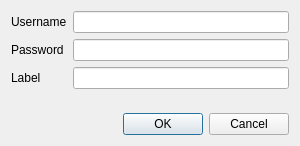
Above: slider_gui/src/queue_dialog.ui from PR2/pr2_hack_the_future before the change. Below: the same form after it.
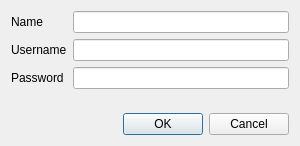
That is the form after the change.

Commit message: updated queue dialog

Diff of the .ui file:
```diff
--- a/slider_gui/src/queue_dialog.ui
+++ b/slider_gui/src/queue_dialog.ui
@@ -28,28 +28,28 @@
      <property name="fieldGrowthPolicy">
       <enum>QFormLayout::AllNonFixedFieldsGrow</enum>
      </property>
-     <item row="0" column="0">
+     <item row="1" column="0">
       <widget class="QLabel" name="label">
        <property name="text">
         <string>Username</string>
        </property>
       </widget>
      </item>
-     <item row="0" column="1">
+     <item row="1" column="1">
       <widget class="QLineEdit" name="username_lineEdit">
        <property name="locale">
         <locale language="English" country="UnitedStates"/>
        </property>
       </widget>
      </item>
-     <item row="1" column="0">
+     <item row="2" column="0">
       <widget class="QLabel" name="label_2">
        <property name="text">
         <string>Password</string>
        </property>
       </widget>
      </item>
-     <item row="1" column="1">
+     <item row="2" column="1">
       <widget class="QLineEdit" name="password_lineEdit">
        <property name="locale">
         <locale language="English" country="UnitedStates"/>
@@ -59,14 +59,14 @@
        </property>
       </widget>
      </item>
-     <item row="2" column="0">
+     <item row="0" column="0">
       <widget class="QLabel" name="label_3">
        <property name="text">
-        <string>Label</string>
+        <string>Name</string>
        </property>
       </widget>
      </item>
-     <item row="2" column="1">
+     <item row="0" column="1">
       <widget class="QLineEdit" name="label_lineEdit">
        <property name="locale">
         <locale language="English" country="UnitedStates"/>
```
Left out of the diff: 15 changed lines with no effect on the pictures. The commit also changes 1 other file.
